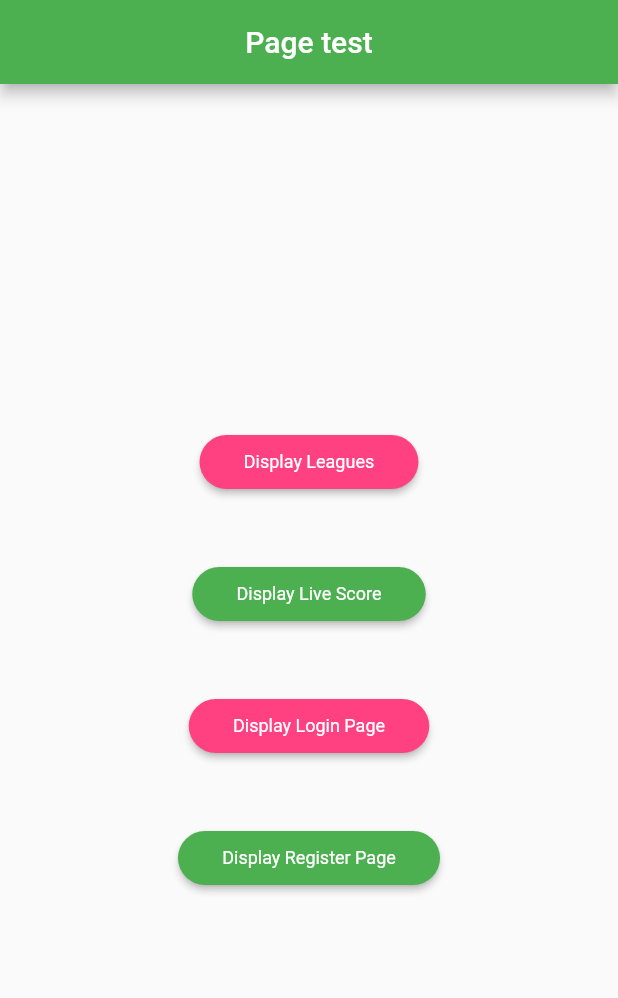
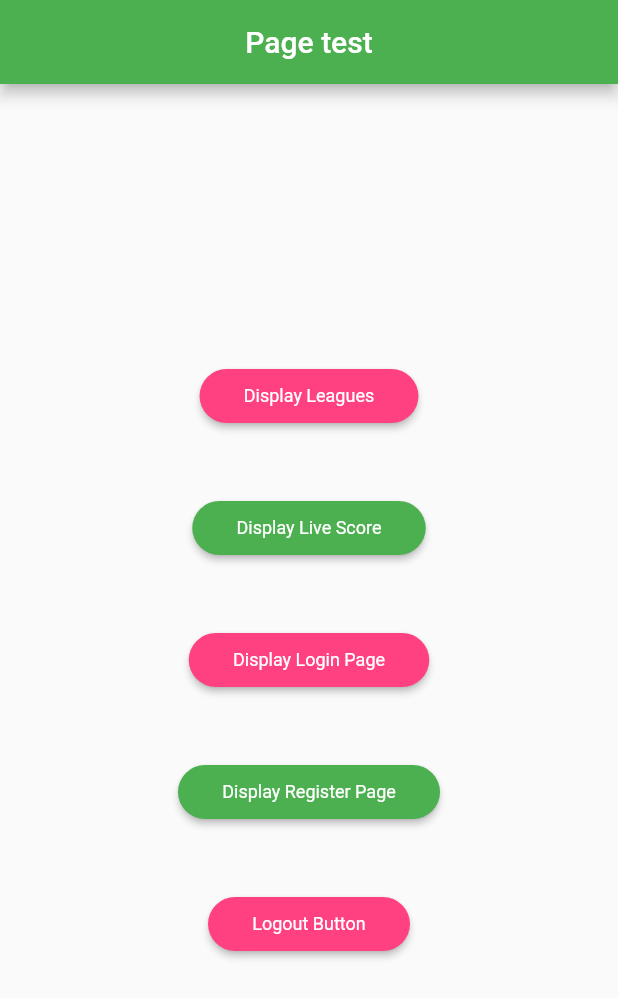
Before and after one commit to Hosnytos/My-Soccer-Academia, a Flutter app: the BetaMainPage screen opened directly, on a phone screen of 412 x 824 dp. Shown: the top 998 px of the screen. Run offline on Flutter 3.47's test engine with Material 2 defaults, Android fonts, the light colour scheme and no system bars; our stand-ins replace firebase_auth, firebase_core, google_fonts; missing offline and left inert: flutter_image; accounts and stored records are empty; network calls fail.

Commit message:
feat: 🎸 Authentication workflow [login/register]

```diff
--- /dev/null
+++ b/lib/models/user_model.dart
@@ -0,0 +1,6 @@
+class UserModel {
+  late final String uid;
+  late final String? email;
+
+  UserModel(this.uid, this.email);
+}
--- a/lib/pages/beta_main_page.dart
+++ b/lib/pages/beta_main_page.dart
@@ -1,8 +1,10 @@
 import 'package:flutter/material.dart';
 import 'package:flutter_image/network.dart';
+import 'package:my_soccer_academia/auth_workflow/auth_service.dart';
 import 'package:my_soccer_academia/auth_workflow/login_page.dart';
 import 'package:my_soccer_academia/auth_workflow/register_page.dart';
 import 'package:my_soccer_academia/rest/request.dart';
+import 'package:provider/provider.dart';
 
 import '../main.dart';
 
@@ -21,17 +23,17 @@ class _BetaMainPageState extends State<BetaMainPage> {
 
   @override
   Widget build(BuildContext context) {
-
+    final authService = Provider.of<AuthService>(context);
     return Scaffold(
       appBar: AppBar(
         title: const Text("Page test", style: TextStyle(fontSize: 20),),
         centerTitle: true,
       ),
-      body: _multiX(),
+      body: _multiX(authService),
     );
   }
 
-  Widget _multiX(){
+  Widget _multiX(authService){
     return Center(
       child: Column(
         mainAxisAlignment: MainAxisAlignment.center,
@@ -40,7 +42,8 @@ class _BetaMainPageState extends State<BetaMainPage> {
           _displayLeaguesButton(),
           _displayLiveScoreButton(),
           _displayLoginButton(),
-          _displayRegisterButton()
+          _displayRegisterButton(),
+          _signOutButton(authService)
         ],
       ),
     );
@@ -169,4 +172,36 @@ class _BetaMainPageState extends State<BetaMainPage> {
         )
     );
   }
+
+  Widget _signOutButton(authService) {
+    return Container(
+        margin: const EdgeInsets.only(top: 20.0, bottom: 20),
+        child: ButtonTheme(
+          minWidth: MediaQuery.of(context).size.width / 2,
+          child: ElevatedButton(
+            style: ElevatedButton.styleFrom(
+              textStyle: const TextStyle(
+                color: Colors.white,
+                fontSize: 12,
+              ),
+              primary: Colors.pinkAccent,
+              shape: RoundedRectangleBorder(
+                  borderRadius: BorderRadius.circular(30.0)),
+              padding: const EdgeInsets.symmetric(
+                  horizontal: 29.5, vertical: 11),
+            ),
+            onPressed: () async {
+              await authService.signOut();
+              Navigator.of(context).pushReplacement(
+                  MaterialPageRoute(builder: (context) => LoginPage()
+                  )
+              );
+            },
+            child: const Text(
+                "Logout Button"
+            ),
+          ),
+        )
+    );
+  }
 }
--- a/pubspec.yaml
+++ b/pubspec.yaml
@@ -39,6 +39,7 @@ dependencies:
   firebase_core: ^1.10.0
   firebase_auth: ^3.2.0
   google_fonts: ^2.1.0
+  provider: ^6.0.2
 
 dev_dependencies:
   flutter_test:
```
Also changed, not shown: lib/auth_workflow/auth_service.dart (added, +35 -0 lines), lib/auth_workflow/login_page.dart (+20 -27 lines), lib/auth_workflow/register_page.dart (+12 -9 lines), lib/auth_workflow/wrapper.dart (added, +30 -0 lines), lib/main.dart (+15 -7 lines), pubspec.lock.
